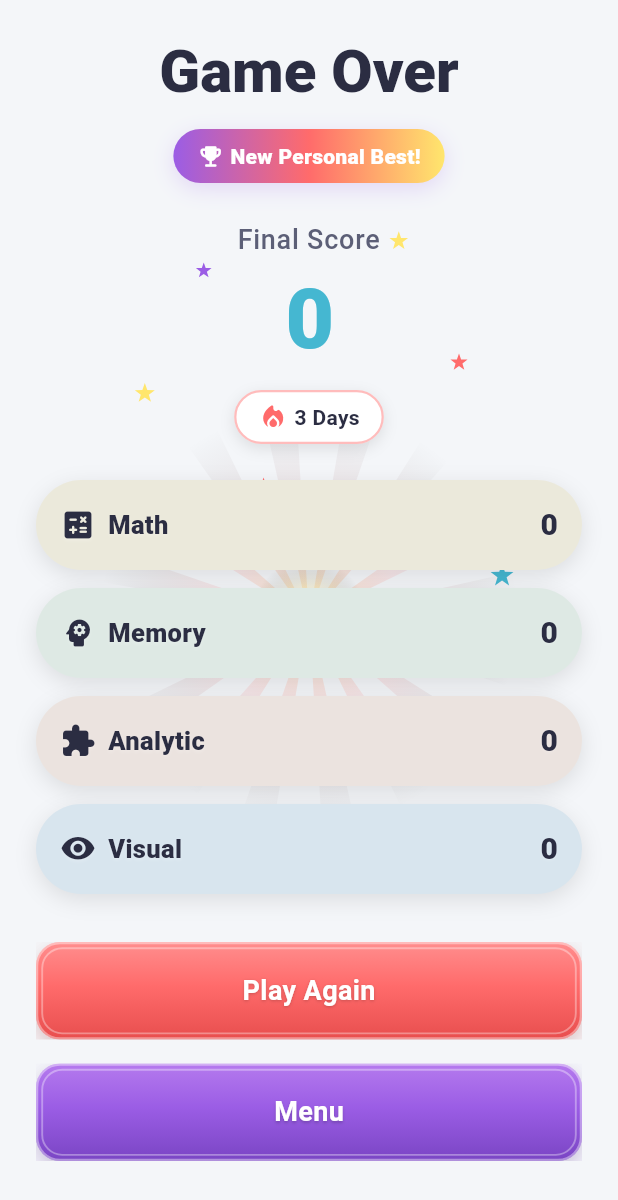
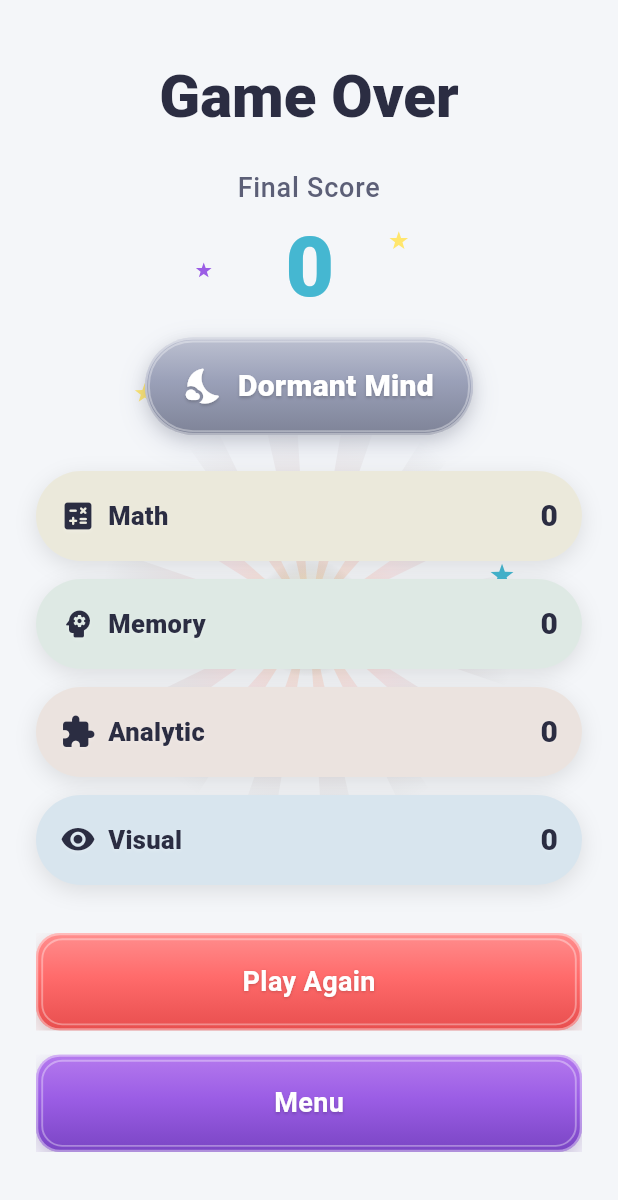
Before and after one commit to aeraslan/brainiacs, a Flutter app: the ScoreScreen screen opened directly, on a phone screen of 412 x 824 dp. Shown: the top 1200 px of the screen. Run offline on Flutter 3.47's test engine with Material 3 defaults, Android fonts, the phone set to English and light mode, and no system bars; drawn by our look-alikes of flutter_animate; our stand-ins replace flutter_riverpod, shared_preferences; accounts and stored records are empty.

Commit message:
Title rank system added

```diff
--- /dev/null
+++ b/brainiacs_flutter/lib/core/rank/title_tier.dart
@@ -0,0 +1,103 @@
+import 'package:flutter/material.dart';
+
+import '../constants/app_colors.dart';
+
+/// Eight player titles earned from a full 4-game core-loop total score.
+enum TitleTier {
+  dormantMind(
+    label: 'Dormant Mind',
+    minScore: 0,
+    color: Color(0xFF9AA0B8),
+    icon: Icons.nights_stay_rounded,
+  ),
+  mindApprentice(
+    label: 'Mind Apprentice',
+    minScore: 2000,
+    color: AppColors.mint,
+    icon: Icons.school_rounded,
+  ),
+  activeNeuron(
+    label: 'Active Neuron',
+    minScore: 4500,
+    color: AppColors.electricBlue,
+    icon: Icons.bolt_rounded,
+  ),
+  sharpIntellect(
+    label: 'Sharp Intellect',
+    minScore: 6500,
+    color: AppColors.coral,
+    icon: Icons.lightbulb_rounded,
+  ),
+  analyticMind(
+    label: 'Analytic Mind',
+    minScore: 8500,
+    color: Color(0xFFFF9F43),
+    icon: Icons.insights_rounded,
+  ),
+  quantumBrain(
+    label: 'Quantum Brain',
+    minScore: 10500,
+    color: AppColors.vibrantPurple,
+    icon: Icons.blur_circular_rounded,
+  ),
+  synapseLord(
+    label: 'Synapse Lord',
+    minScore: 12500,
+    color: AppColors.sunnyYellow,
+    icon: Icons.auto_awesome_rounded,
+  ),
+  brainiac(
+    label: 'Brainiac',
+    minScore: 15000,
+    color: Color(0xFFFF4D8D),
+    icon: Icons.emoji_events_rounded,
+  );
+
+  const TitleTier({
+    required this.label,
+    required this.minScore,
+    required this.color,
+    required this.icon,
+  });
+
+  final String label;
+  final int minScore;
+  final Color color;
+  final IconData icon;
+
+  /// One tier lower for decay. Stays put at [dormantMind].
+  TitleTier get nextLower {
+    if (this == TitleTier.dormantMind) {
+      return this;
+    }
+    return TitleTier.values[index - 1];
+  }
+
+  bool isHigherThan(TitleTier other) => index > other.index;
+
+  bool isAtLeast(TitleTier other) => index >= other.index;
+
+  /// Highest tier whose [minScore] is ≤ [score].
+  static TitleTier fromScore(int score) {
+    final safe = score < 0 ? 0 : score;
+    TitleTier result = TitleTier.dormantMind;
+    for (final tier in TitleTier.values) {
+      if (safe >= tier.minScore) {
+        result = tier;
+      }
+    }
+    return result;
+  }
+
+  static TitleTier? tryParse(String? name) {
+    if (name == null || name.isEmpty) {
+      return null;
+    }
+    for (final tier in TitleTier.values) {
+      if (tier.name == name) {
+        return tier;
+      }
+    }
+    return null;
+  }
+}
--- a/brainiacs_flutter/lib/features/score/presentation/score_screen.dart
+++ b/brainiacs_flutter/lib/features/score/presentation/score_screen.dart
@@ -4,14 +4,17 @@ import 'package:flutter_riverpod/flutter_riverpod.dart';
 
 import '../../../core/constants/app_colors.dart';
 import '../../../core/constants/app_spacing.dart';
+import '../../../core/rank/title_progress_notifier.dart';
+import '../../../core/rank/title_tier.dart';
 import '../../../core/session/game_session_notifier.dart';
 import '../../../core/session/game_session_state.dart';
 import '../../../shared/widgets/candy_button.dart';
-import 'widgets/daily_streak_chip.dart';
+import 'widgets/personal_best_badge.dart';
 import 'widgets/end_match_celebration.dart';
-import 'widgets/personal_best_badge.dart';
+import 'widgets/rank_defend_chip.dart';
 import 'widgets/score_breakdown_panel.dart';
 import 'widgets/score_count_up.dart';
+import 'widgets/title_reveal_pill.dart';
 
 class ScoreScreen extends ConsumerWidget {
   const ScoreScreen({super.key});
@@ -27,6 +30,10 @@ class ScoreScreen extends ConsumerWidget {
     final scoresByGame = ref.watch(
       gameSessionProvider.select((s) => s.scoresByGame),
     );
+    final titleProgress = ref.watch(titleProgressProvider);
+    final sessionTitle =
+        titleProgress.lastSessionTitle ?? TitleTier.fromScore(totalScore);
+    final daysLeft = titleProgress.daysLeftToDefend(ref.read(clockProvider)());
     final headline = timeRemaining > 0 ? 'Game Over' : "Time's Up!";
 
     return Scaffold(
@@ -49,6 +56,9 @@ class ScoreScreen extends ConsumerWidget {
                         headline: headline,
                         totalScore: totalScore,
                         scoresByGame: scoresByGame,
+                        sessionTitle: sessionTitle,
+                        unlockedNewRank: titleProgress.unlockedNewRank,
+                        daysLeftToDefend: daysLeft,
                         onPlayAgain: () {
                           ref.read(gameSessionProvider.notifier).startGame();
                         },
@@ -73,6 +83,9 @@ class _ScoreHubContent extends StatelessWidget {
     required this.headline,
     required this.totalScore,
     required this.scoresByGame,
+    required this.sessionTitle,
+    required this.unlockedNewRank,
+    required this.daysLeftToDefend,
     required this.onPlayAgain,
     required this.onMenu,
   });
@@ -80,6 +93,9 @@ class _ScoreHubContent extends StatelessWidget {
   final String headline;
   final int totalScore;
   final Map<MiniGameType, int> scoresByGame;
+  final TitleTier sessionTitle;
+  final bool unlockedNewRank;
+  final int? daysLeftToDefend;
   final VoidCallback onPlayAgain;
   final VoidCallback onMenu;
 
@@ -102,12 +118,23 @@ class _ScoreHubContent extends StatelessWidget {
               duration: 320.ms,
               curve: Curves.easeOutBack,
             ),
-        const SizedBox(height: AppSpacing.md),
-        const Center(child: PersonalBestBadge()),
+        if (unlockedNewRank) ...[
+          const SizedBox(height: AppSpacing.md),
+          const Center(child: PersonalBestBadge()),
+        ],
         const SizedBox(height: AppSpacing.lg),
         ScoreCountUp(target: totalScore),
         const SizedBox(height: AppSpacing.md),
-        const Center(child: DailyStreakChip()),
+        Center(
+          child: TitleRevealPill(
+            tier: sessionTitle,
+            revealDelay: ScoreCountUp.countDuration,
+          ),
+        ),
+        if (daysLeftToDefend != null) ...[
+          const SizedBox(height: AppSpacing.md),
+          Center(child: RankDefendChip(daysLeft: daysLeftToDefend!)),
+        ],
         const SizedBox(height: AppSpacing.lg),
         ScoreBreakdownPanel(scoresByGame: scoresByGame),
         const SizedBox(height: AppSpacing.xl),
--- a/brainiacs_flutter/lib/features/score/presentation/widgets/personal_best_badge.dart
+++ b/brainiacs_flutter/lib/features/score/presentation/widgets/personal_best_badge.dart
@@ -4,7 +4,7 @@ import 'package:flutter_animate/flutter_animate.dart';
 import '../../../../core/constants/app_colors.dart';
 import '../../../../core/constants/app_spacing.dart';
 
-/// Placeholder retention badge — always shown with a continuous shimmer.
+/// Candy "New Rank Unlocked!" badge shown when the player breaks their record.
 class PersonalBestBadge extends StatelessWidget {
   const PersonalBestBadge({super.key});
 
@@ -43,7 +43,7 @@ class PersonalBestBadge extends StatelessWidget {
             ),
             SizedBox(width: AppSpacing.xs),
             Text(
-              'New Personal Best!',
+              'New Rank Unlocked!',
               style: TextStyle(
                 color: AppColors.onAccent,
                 fontWeight: FontWeight.w800,
--- a/brainiacs_flutter/lib/features/score/presentation/widgets/score_count_up.dart
+++ b/brainiacs_flutter/lib/features/score/presentation/widgets/score_count_up.dart
@@ -12,6 +12,9 @@ class ScoreCountUp extends StatelessWidget {
   });
 
   final int target;
+
+  /// Duration of the count-up — title reveal should start after this.
+  static const Duration countDuration = Duration(milliseconds: 900);
 
   @override
   Widget build(BuildContext context) {
@@ -34,7 +37,7 @@ class ScoreCountUp extends StatelessWidget {
           )
               .animate()
               .custom(
-                duration: 900.ms,
+                duration: countDuration,
                 curve: Curves.easeOutCubic,
                 begin: 0,
                 end: target.toDouble(),
--- /dev/null
+++ b/brainiacs_flutter/lib/features/score/presentation/widgets/title_reveal_pill.dart
@@ -0,0 +1,119 @@
+import 'package:flutter/material.dart';
+import 'package:flutter_animate/flutter_animate.dart';
+
+import '../../../../core/constants/app_colors.dart';
+import '../../../../core/constants/app_spacing.dart';
+import '../../../../core/rank/title_tier.dart';
+
+/// Glossy candy pill that reveals the title earned this session.
+class TitleRevealPill extends StatelessWidget {
+  const TitleRevealPill({
+    super.key,
+    required this.tier,
+    this.revealDelay = const Duration(milliseconds: 900),
+  });
+
+  final TitleTier tier;
+  final Duration revealDelay;
+
+  @override
+  Widget build(BuildContext context) {
+    final light = Color.lerp(tier.color, Colors.white, 0.35)!;
+    final dark = Color.lerp(tier.color, Colors.black, 0.18)!;
+
+    return DecoratedBox(
+      decoration: BoxDecoration(
+        borderRadius: BorderRadius.circular(AppSpacing.xl),
+        gradient: LinearGradient(
+          begin: Alignment.topCenter,
+          end: Alignment.bottomCenter,
+          colors: [light, tier.color, dark],
+          stops: const [0.0, 0.45, 1.0],
+        ),
+        border: Border.all(
+          color: const Color(0x66FFFFFF),
+          width: 1.5,
+        ),
+        boxShadow: [
+          BoxShadow(
+            color: tier.color.withValues(alpha: 0.35),
+            blurRadius: 16,
+            offset: const Offset(0, 6),
+          ),
+          const BoxShadow(
+            color: AppColors.shadow,
+            blurRadius: 8,
+            offset: Offset(0, 3),
+          ),
+        ],
+      ),
+      child: Padding(
+        padding: const EdgeInsets.all(2),
+        child: DecoratedBox(
+          decoration: BoxDecoration(
+            borderRadius: BorderRadius.circular(AppSpacing.xl - 2),
+            border: Border.all(
+              color: const Color(0x59FFFFFF),
+              width: 1.25,
+            ),
+          ),
+          child: Padding(
+            padding: const EdgeInsets.symmetric(
+              horizontal: AppSpacing.lg,
+              vertical: AppSpacing.md,
+            ),
+            child: Row(
+              mainAxisSize: MainAxisSize.min,
+              children: [
+                Icon(
+                  tier.icon,
+                  color: AppColors.onAccent,
+                  size: 28,
+                  shadows: const [
+                    Shadow(
+                      color: Color(0x33000000),
+                      offset: Offset(0, 1),
+                      blurRadius: 2,
+                    ),
+                  ],
+                ),
+                const SizedBox(width: AppSpacing.sm),
+                Flexible(
+                  child: Text(
+                    tier.label,
+                    textAlign: TextAlign.center,
+                    style: const TextStyle(
+                      color: AppColors.onAccent,
+                      fontWeight: FontWeight.w800,
+                      fontSize: 20,
+                      letterSpacing: 0.2,
+                      shadows: [
+                        Shadow(
+                          color: Color(0x33000000),
+                          offset: Offset(0, 1),
+                          blurRadius: 2,
+                        ),
+                      ],
+                    ),
+                  ),
+                ),
+              ],
+            ),
+          ),
+        ),
+      ),
+    )
+        .animate()
+        .fadeIn(
+          delay: revealDelay,
+          duration: 280.ms,
+        )
+        .scale(
+          begin: const Offset(0.4, 0.4),
+          end: const Offset(1, 1),
+          delay: revealDelay,
+          duration: 520.ms,
+          curve: Curves.easeOutBack,
+        );
+  }
+}
--- a/brainiacs_flutter/pubspec.yaml
+++ b/brainiacs_flutter/pubspec.yaml
@@ -36,6 +36,7 @@ dependencies:
   cupertino_icons: ^1.0.8
   flutter_riverpod: ^3.3.2
   flutter_animate: ^4.5.2
+  shared_preferences: ^2.5.5
 
 dev_dependencies:
   flutter_test:
```
Also changed, not shown: brainiacs_flutter/lib/core/rank/title_progress_notifier.dart (added, +118 -0 lines), brainiacs_flutter/lib/core/rank/title_progress_state.dart (added, +70 -0 lines), brainiacs_flutter/lib/core/session/game_session_notifier.dart (+7 -0 lines), brainiacs_flutter/lib/features/memory/presentation/matrix_recall_notifier.dart (+5 -4 lines), brainiacs_flutter/lib/features/menu/presentation/main_menu_screen.dart (+7 -0 lines), brainiacs_flutter/lib/features/menu/presentation/widgets/current_rank_pill.dart (added, +76 -0 lines), brainiacs_flutter/lib/features/score/presentation/widgets/rank_defend_chip.dart (added, +103 -0 lines), brainiacs_flutter/pubspec.lock, 15 other files.
